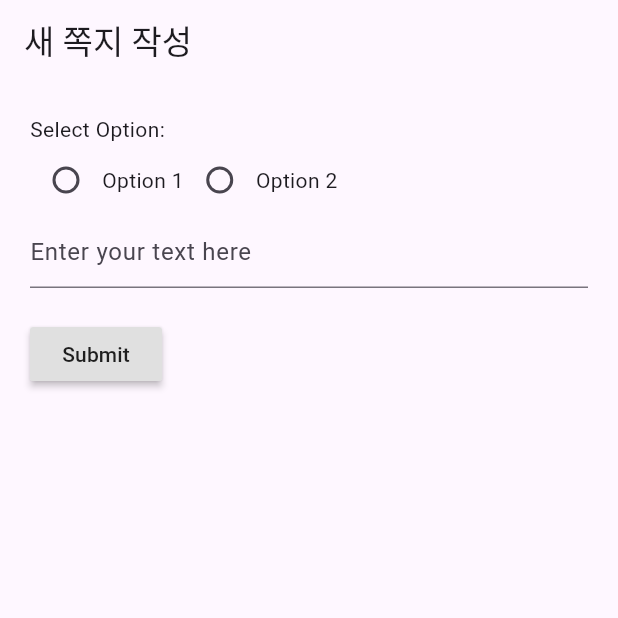
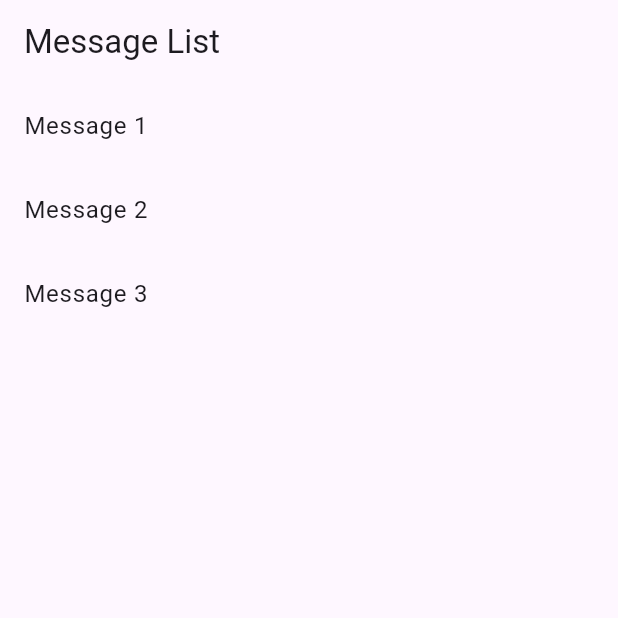
Before and after one commit to joohhcse/message_bottle, a Flutter app: the screen it shows after launch, on a phone screen of 412 x 824 dp, the top half of it. Run offline on Flutter 3.47's test engine with Material 3 defaults, Android fonts, the phone set to English and light mode, and no system bars.

Commit message:
edit screen

```diff
--- a/lib/main.dart
+++ b/lib/main.dart
@@ -1,5 +1,8 @@
 import 'package:flutter/material.dart';
 import 'package:message_bottle/screen/home_screen.dart';
+
+// import 'package:firebase_core/firebase_core.dart';
+// import 'firebase_options.dart';
 
 void main() {
   runApp(
--- /dev/null
+++ b/lib/model/msg_model.dart
@@ -0,0 +1,9 @@
+import 'package:flutter/material.dart';
+
+class Message {
+  final String id;
+  final String title;
+  final String content;
+
+  Message({required this.id, required this.title, required this.content});
+}
--- a/lib/screen/home_screen.dart
+++ b/lib/screen/home_screen.dart
@@ -1,5 +1,6 @@
 import 'package:flutter/material.dart';
 import 'package:message_bottle/screen/send_screen.dart';
+import 'package:message_bottle/screen/msg_list_screen.dart';
 
 class HomeScreen extends StatefulWidget {
   const HomeScreen({super.key});
@@ -12,7 +13,8 @@ class _HomeScreenState extends State<HomeScreen> {
   @override
   Widget build(BuildContext context) {
     return MaterialApp(
-      home: SendScreen(),
+      // home: SendScreen(),
+      home: MsgListScreen(),
     );
   }
 }
--- /dev/null
+++ b/lib/screen/msg_list_screen.dart
@@ -0,0 +1,37 @@
+import 'package:flutter/material.dart';
+import 'package:message_bottle/screen/msg_view_screen.dart';
+import 'package:message_bottle/model/msg_model.dart';
+
+class MsgListScreen extends StatelessWidget {
+
+  final List<Message> messages = [
+    Message(id: '1', title: 'Message 1', content: 'Content of Message 1'),
+    Message(id: '2', title: 'Message 2', content: 'Content of Message 2'),
+    Message(id: '3', title: 'Message 3', content: 'Content of Message 3'),
+  ];
+
+  @override
+  Widget build(BuildContext context) {
+    return Scaffold(
+      appBar: AppBar(
+        title: Text('Message List'),
+      ),
+      body: ListView.builder(
+        itemCount: messages.length,
+        itemBuilder: (context, index) {
+          return ListTile(
+            title: Text(messages[index].title),
+            onTap: () {
+              Navigator.push(
+                context,
+                MaterialPageRoute(
+                  builder: (context) => MsgViewScreen(message: messages[index]),
+                ),
+              );
+            },
+          );
+        },
+      ),
+    );
+  }
+}
--- /dev/null
+++ b/lib/screen/msg_view_screen.dart
@@ -0,0 +1,35 @@
+import 'package:flutter/material.dart';
+import 'package:message_bottle/model/msg_model.dart';
+
+class MsgViewScreen extends StatelessWidget {
+  final Message message;
+
+  MsgViewScreen({required this.message});
+
+  @override
+  Widget build(BuildContext context) {
+    return Scaffold(
+      appBar: AppBar(
+        title: Text(message.title),
+      ),
+      body: Padding(
+        padding: EdgeInsets.all(16.0),
+        child: Column(
+          crossAxisAlignment: CrossAxisAlignment.start,
+          children: [
+            Text(
+              'Title: ${message.title}',
+              style: TextStyle(fontSize: 24, fontWeight: FontWeight.bold),
+            ),
+            SizedBox(height: 10),
+            Text(
+              'Content: ${message.content}',
+              style: TextStyle(fontSize: 18),
+            ),
+          ],
+        ),
+      ),
+    );
+  }
+
+}
--- a/lib/screen/send_screen.dart
+++ b/lib/screen/send_screen.dart
@@ -9,59 +9,67 @@ class SendScreen extends StatefulWidget {
 
 class _SendScreenState extends State<SendScreen> {
 
-  String _selectedRadio = '';
-  TextEditingController _textController = TextEditingController();
+  String? _radioValue = 'Option 1';
+  TextEditingController _textEditingController = TextEditingController();
+
+  void _handleSubmit() {
+    // 전송 버튼 클릭 시 수행할 작업을 여기에 추가합니다.
+    print('전송 버튼이 클릭되었습니다.');
+    print('라디오 버튼 선택: $_radioValue');
+    print('텍스트 입력: ${_textEditingController.text}');
+  }
 
   @override
   Widget build(BuildContext context) {
     return Scaffold(
-      appBar: AppBar(title: Text('새 쪽지 작성')),
+      appBar: AppBar(
+        title: Text('Flutter Demo'),
+      ),
       body: Padding(
-        padding: EdgeInsets.all(20.0),
+        padding: const EdgeInsets.all(16.0),
         child: Column(
           crossAxisAlignment: CrossAxisAlignment.start,
           children: [
-            Text('Select Option:'),
+            Text('라디오 버튼 선택:'),
             Row(
               children: [
                 Radio(
                   value: 'Option 1',
-                  groupValue: _selectedRadio,
+                  groupValue: _radioValue,
                   onChanged: (value) {
                     setState(() {
-                      _selectedRadio = value;
+                      _radioValue = value;
                     });
                   },
                 ),
                 Text('Option 1'),
                 Radio(
                   value: 'Option 2',
-                  groupValue: _selectedRadio,
+                  groupValue: _radioValue,
                   onChanged: (value) {
                     setState(() {
-                      _selectedRadio = value;
+                      _radioValue = value;
                     });
                   },
                 ),
                 Text('Option 2'),
               ],
             ),
+            SizedBox(height: 20),
+            Text('텍스트 입력:'),
             TextField(
-              controller: _textController,
+              controller: _textEditingController,
               decoration: InputDecoration(
-                hintText: 'Enter your text here',
+                hintText: '텍스트를 입력하세요',
+                border: OutlineInputBorder(),
               ),
             ),
-            SizedBox(height: 20.0),
-            RaisedButton(
-              onPressed: () {
-                // Handle your submit logic here
-                String selectedOption = _selectedRadio;
-                String enteredText = _textController.text;
-                print('Selected Option: $selectedOption');
-                print('Entered Text: $enteredText');
-              },
-              child: Text('Submit'),
+            SizedBox(height: 20),
+            Center(
+              child: ElevatedButton(
+                onPressed: _handleSubmit,
+                child: Text('전송'),
+              ),
             ),
           ],
         ),
--- a/pubspec.yaml
+++ b/pubspec.yaml
@@ -39,7 +39,7 @@ dependencies:
   path: ^1.8.1
   provider: 6.0.3
 
-  firebase_core: 2.2.0
+  firebase_core: ^2.17.0
   cloud_firestore: 4.0.5
 
   # The following adds the Cupertino Icons font to your application.
```
Also changed, not shown: pubspec.lock.
